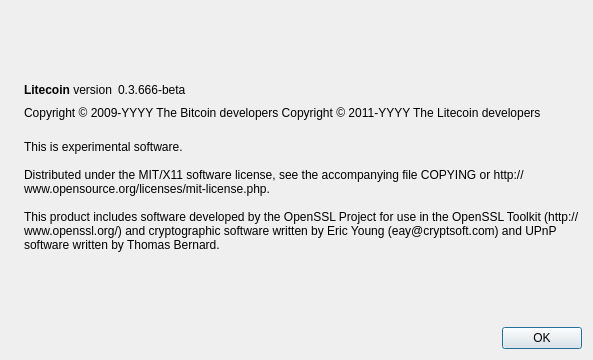
Old version of the form src/qt/forms/aboutdialog.ui in the repository naztuvieja/cointest.
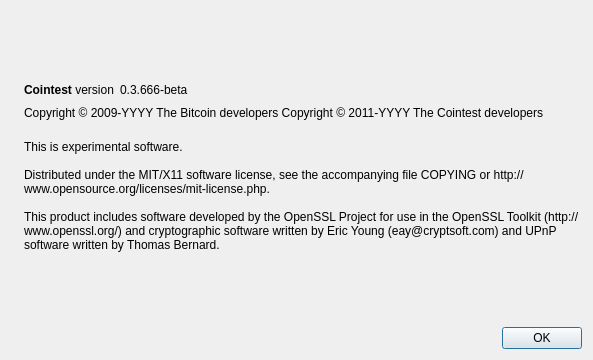
New version of the form. Icons and pictures are not drawn.

What changed in the file:
```diff
--- a/src/qt/forms/aboutdialog.ui
+++ b/src/qt/forms/aboutdialog.ui
@@ -50,7 +50,7 @@
           <cursorShape>IBeamCursor</cursorShape>
          </property>
          <property name="text">
-          <string>&lt;b&gt;Litecoin&lt;/b&gt; version</string>
+          <string>&lt;b&gt;Cointest&lt;/b&gt; version</string>
          </property>
          <property name="textInteractionFlags">
           <set>Qt::LinksAccessibleByMouse|Qt::TextSelectableByKeyboard|Qt::TextSelectableByMouse</set>
@@ -92,7 +92,7 @@
        </property>
        <property name="text">
         <string notr="true">Copyright &amp;copy; 2009-YYYY The Bitcoin developers
-Copyright &amp;copy; 2011-YYYY The Litecoin developers</string>
+Copyright &amp;copy; 2011-YYYY The Cointest developers</string>
        </property>
        <property name="textFormat">
         <enum>Qt::RichText</enum>
```
Left out of the diff: 2 changed lines with no effect on the pictures.
